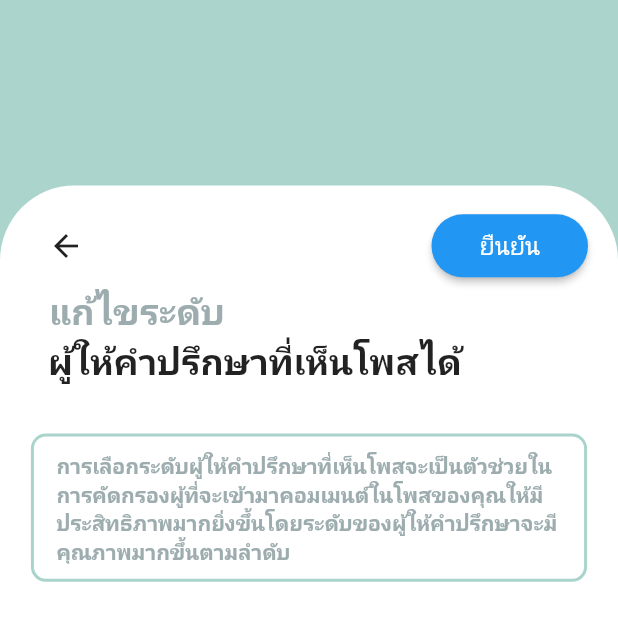
After one commit to aofattaporn/jitD_fronted, a Flutter app: the ConsultantLevel screen opened directly, on a phone screen of 412 x 824 dp. The commit adds this screen. Shown: the top 621 px of the screen. Run offline on Flutter 3.47's test engine with Material 2 defaults, Android fonts, the phone set to English and light mode, and no system bars; our stand-ins replace bloc, equatable, firebase_auth, firebase_core, flutter_bloc, flutter_cache_manager and 5 more; missing offline and left inert: dart:ffi, dart:js, flutter_facebook_auth; accounts and stored records are empty.

Commit message:
update from ball

```diff
--- a/lib/App.dart
+++ b/lib/App.dart
@@ -1,6 +1,5 @@
 import 'package:flutter/cupertino.dart';
 import 'package:flutter/material.dart';
-
 
 import 'package:jitd_client/src/BottomNavigationWidget.dart';
 import 'package:firebase_auth/firebase_auth.dart';
@@ -22,8 +21,6 @@ class App extends StatelessWidget {
 
   @override
   Widget build(BuildContext context) {
-
-
     return MaterialApp(
       debugShowCheckedModeBanner: false,
       initialRoute: checkCurentUser(),
--- a/lib/src/BottomNavigationWidget.dart
+++ b/lib/src/BottomNavigationWidget.dart
@@ -3,7 +3,6 @@ import 'package:flutter/material.dart';
 import 'package:flutter_bloc/flutter_bloc.dart';
 import 'package:jitd_client/src/blocs/authentication/authen_bloc.dart';
 import 'package:jitd_client/src/constant.dart';
-import 'package:jitd_client/src/screens/CreatePost_page.dart';
 
 import 'package:jitd_client/src/screens/HomePage.dart';
 import 'package:jitd_client/src/screens/NotificationPage.dart';
--- /dev/null
+++ b/lib/src/screens/post/ConsultantLevel.dart
@@ -0,0 +1,191 @@
+import 'package:flutter/cupertino.dart';
+import 'package:flutter/material.dart';
+
+import '../../constant.dart';
+
+class ConsultantLevel extends StatefulWidget {
+  const ConsultantLevel({Key? key}) : super(key: key);
+
+  @override
+  State<ConsultantLevel> createState() => _ConsultantLevelState();
+}
+
+class _ConsultantLevelState extends State<ConsultantLevel> {
+  // int _selectedLevel = 0;
+
+  @override
+  Widget build(BuildContext context) {
+    return Scaffold(
+      backgroundColor: primaryColor,
+      // resizeToAvoidBottomInset: false,
+
+      body: SafeArea(
+        child: Stack(
+          children: [
+            Align(
+              alignment: const AlignmentDirectional(0, 1),
+              child: Container(
+                width: MediaQuery.of(context).size.width,
+                height: MediaQuery.of(context).size.height * 0.85,
+                decoration: const BoxDecoration(
+                  color: Colors.white,
+                  borderRadius: BorderRadius.vertical(
+                    top: Radius.circular(50),
+                  ),
+                ),
+                child: Padding(
+                  padding: const EdgeInsetsDirectional.fromSTEB(20, 0, 20, 0),
+                  child: Stack(
+                    children: [
+                      Align(
+                        alignment: const AlignmentDirectional(1, -0.95),
+                        child: ElevatedButton(
+                          onPressed: () {
+                            Navigator.pop(context);
+                          },
+                          style: ElevatedButton.styleFrom(
+                              textStyle: const TextStyle(fontSize: 16),
+                              padding:
+                              const EdgeInsets.fromLTRB(32, 10, 32, 10),
+                              // backgroundColor: thirterydColor,
+                              shape: const RoundedRectangleBorder(
+                                borderRadius:
+                                BorderRadius.all(Radius.circular(40)),
+                              )),
+                          child: const Text("ยืนยัน"),
+                        ),
+                      ),
+                      Align(
+                          alignment: AlignmentDirectional(-1, -0.95),
+                          child: IconButton(
+                            icon: const Icon(Icons.arrow_back),
+                            onPressed: () {
+                              print("Testing");
+                              Navigator.pop(context);
+                            },
+                          )),
+
+                      const Align(
+                        alignment: AlignmentDirectional(-0.9, -0.8),
+                        child: Text(
+                          'แก้ไขระดับ',
+                          style: TextStyle(
+                              fontSize: 24,
+                              fontWeight: FontWeight.bold,
+                              color: textColor3),
+                        ),
+                      ),
+                      const Align(
+                        alignment: AlignmentDirectional(-0.75, -0.7),
+                        child: Text(
+                          'ผู้ให้คำปรึกษาที่เห็นโพสได้',
+                          style: TextStyle(
+                            fontSize: 24,
+                            fontWeight: FontWeight.bold,
+                          ),
+                        ),
+                      ),
+                      Align(
+                          alignment: AlignmentDirectional(0, -0.45),
+                          child: Container(
+                            width: MediaQuery.of(context).size.width * 0.9,
+                            height: MediaQuery.of(context).size.height * 0.12,
+                            padding: EdgeInsets.fromLTRB(15, 10, 15, 10),
+                            decoration: BoxDecoration(
+                                border: Border.all(
+                                    width: 2, color: primaryColorLight),
+                                borderRadius: BorderRadius.circular(10)),
+                            child: const Text(
+                              'การเลือกระดับผู้ให้คำปรึกษาที่เห็นโพสจะเป็นตัวช่วยใน\n'
+                                  'การคัดกรองผู้ที่จะเข้ามาคอมเมนต์ในโพสของคุณให้มี\n'
+                                  'ประสิทธิภาพมากยิ่งขึ้นโดยระดับของผู้ให้คำปรึกษาจะมีคุณภาพมากขึ้นตามลำดับ',
+                              style: TextStyle(
+                                  color: textColor3,
+                                  fontSize: 14,
+                                  fontWeight: FontWeight.bold),
+                            ),
+                          )),
+                      Container(
+                        color: Colors.transparent,
+                        child: Padding(
+                          padding: EdgeInsets.only(top: 290),
+                          child: Column(
+                            // mainAxisAlignment: MainAxisAlignment.center,
+                            // crossAxisAlignment: CrossAxisAlignment.start,
+                            children: [
+                              // Divider(),
+                              // ListTile(
+                              //   title: Text('ระดับที่ 0'),
+                              //   leading: Radio(
+                              //     fillColor: MaterialStateColor.resolveWith(
+                              //             (states) => thirteryColorLight),
+                              //     value: 0,
+                              //     groupValue: _selectedLevel,
+                              //     onChanged: (int? value) {
+                              //       setState(() {
+                              //         _selectedLevel = value!;
+                              //       });
+                              //     },
+                              //   ),
+                              // ),
+                              // ListTile(
+                              //   title: Text('ระดับที่ 1'),
+                              //   leading: Radio(
+                              //     fillColor: MaterialStateColor.resolveWith(
+                              //             (states) => thirteryColorLight),
+                              //     value: 1,
+                              //     groupValue: _selectedLevel,
+                              //     onChanged: (int? value) {
+                              //       setState(() {
+                              //         _selectedLevel = value!;
+                              //       });
+                              //     },
+                              //   ),
+                              // ),
+                              // ListTile(
+                              //   title: Text('ระดับที่ 2'),
+                              //   leading: Radio(
+                              //     fillColor: MaterialStateColor.resolveWith(
+                              //             (states) => thirteryColorLight),
+                              //     value: 2,
+                              //     groupValue: _selectedLevel,
+                              //     onChanged: (int? value) {
+                              //       setState(() {
+                              //         _selectedLevel = value!;
+                              //       });
+                              //     },
+                              //   ),
+                              // ),
+                              // ListTile(
+                              //   title: Text(
+                              //     'ระดับที่ 3',
+                              //     style: TextStyle(
+                              //         color: textColor1, fontSize: 16),
+                              //   ),
+                              //   leading: Radio(
+                              //     fillColor: MaterialStateColor.resolveWith(
+                              //             (states) => thirteryColorLight),
+                              //     value: 3,
+                              //     groupValue: _selectedLevel,
+                              //     onChanged: (int? value) {
+                              //       setState(() {
+                              //         _selectedLevel = value!;
+                              //       });
+                              //     },
+                              //   ),
+                              // )
+                            ],
+                          ),
+                        ),
+                      ),
+                    ],
+                  ),
+                ),
+              ),
+            ),
+          ],
+        ),
+      ),
+    );
+  }
+}
```
Also changed, not shown: lib/src/screens/CreatePost_page.dart (deleted, +0 -21 lines), lib/src/screens/post/BlockWords.dart (+19 -14 lines), lib/src/screens/post/ConsultantTest.dart (deleted, +0 -169 lines), lib/src/screens/post/CreatePost.dart (+61 -15 lines), lib/src/screens/post/MyApp.dart (deleted, +0 -40 lines).
